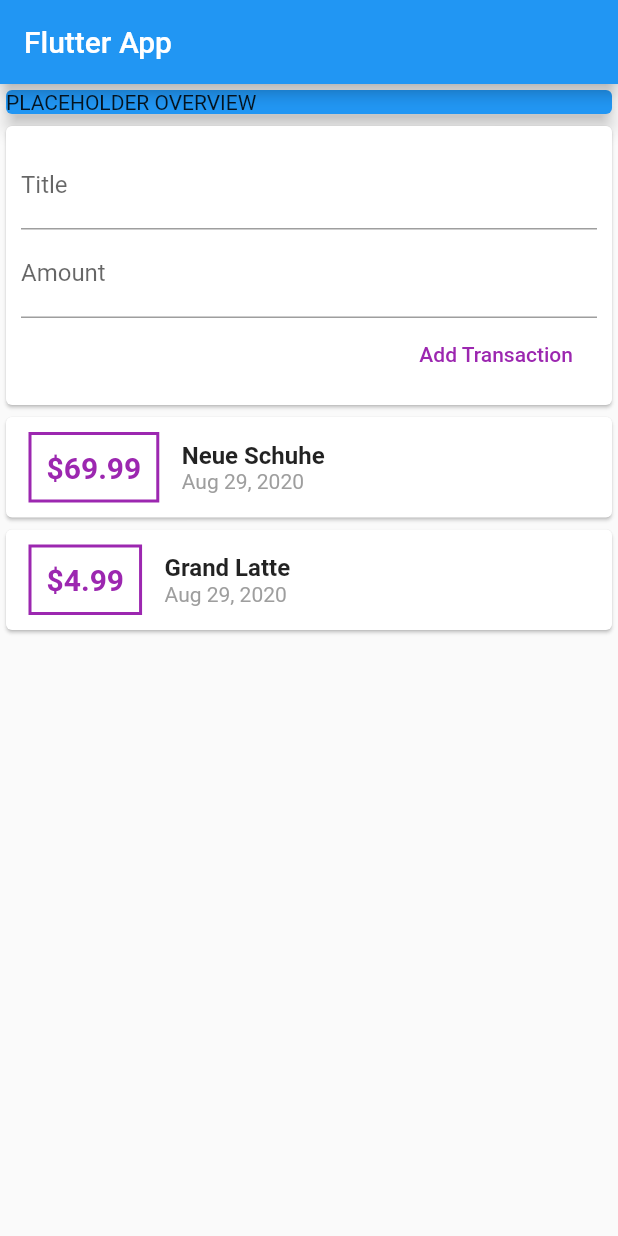
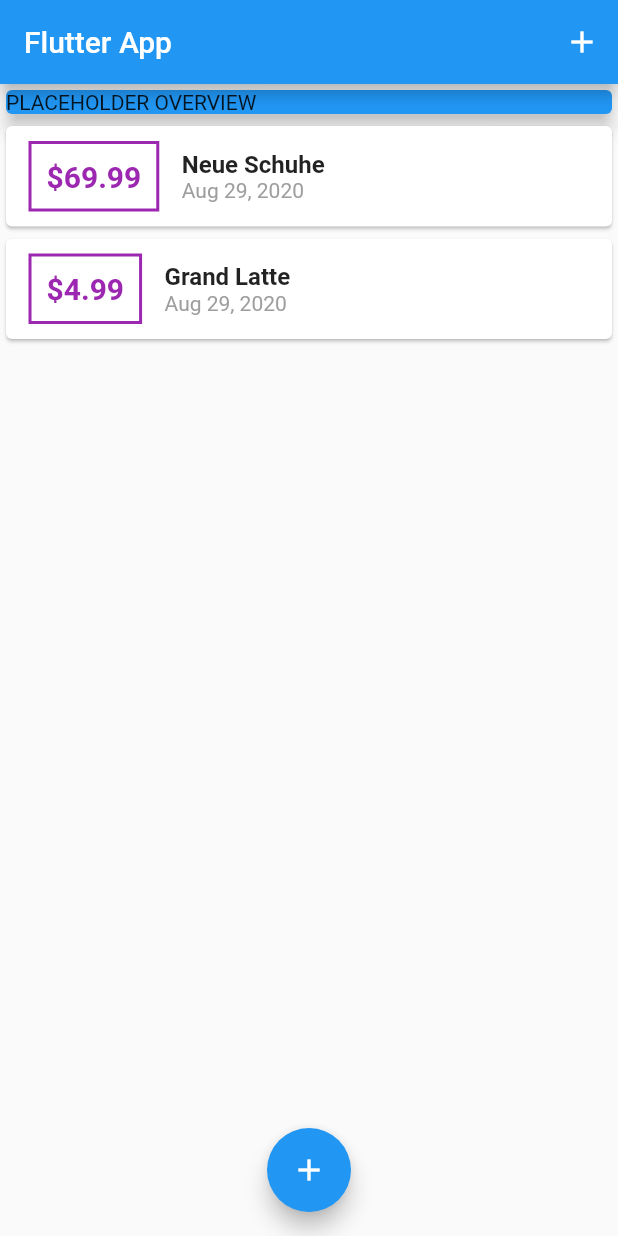
Before and after one commit to GianRathgeb/ExpensePlanner, a Flutter app: the screen it shows after launch, on a phone screen of 412 x 824 dp. Run offline on Flutter 3.47's test engine with Material 2 defaults, Android fonts, the phone set to English and light mode, and no system bars.

Commit message:
Restructured code Add new Transaction changed to modal     - Only appears if one of two new ad buttons is pressed

```diff
--- a/lib/main.dart
+++ b/lib/main.dart
@@ -1,7 +1,7 @@
-import 'package:ExpensePlanner/widgets/user_transactions.dart';
 import 'package:flutter/material.dart';
 import './widgets/new_transactions.dart';
 import './widgets/transaction_list.dart';
+import './models/transaction.dart';
 
 void main() => runApp(MyApp());
 
@@ -15,12 +15,66 @@ class MyApp extends StatelessWidget {
   }
 }
 
-class MyHomePage extends StatelessWidget {
+class MyHomePage extends StatefulWidget {
+  @override
+  _MyHomePageState createState() => _MyHomePageState();
+}
+
+class _MyHomePageState extends State<MyHomePage> {
+  final List<Transaction> _userTransactions = [
+    Transaction(
+      id: 't1',
+      title: 'Neue Schuhe',
+      amount: 69.99,
+      date: DateTime.now(),
+    ),
+    Transaction(
+      id: 't2',
+      title: 'Grand Latte',
+      amount: 4.99,
+      date: DateTime.now(),
+    ),
+  ];
+
+  void _addNewTransaction(String txTitle, double txAmount) {
+    final newTx = Transaction(
+      title: txTitle,
+      amount: txAmount,
+      date: DateTime.now(),
+      id: DateTime.now().toString(),
+    );
+
+    setState(() {
+      _userTransactions.add(newTx);
+    });
+  }
+
+  void _startAddNewTransaction(BuildContext ctx) {
+    showModalBottomSheet(
+      context: ctx,
+      builder: (_) {
+        return GestureDetector(
+          onTap: () {},
+          child: NewTransaction(_addNewTransaction),
+          behavior: HitTestBehavior.opaque,
+        );
+      },
+    );
+  }
+
   @override
   Widget build(BuildContext context) {
     return Scaffold(
       appBar: AppBar(
         title: Text('Flutter App'),
+        actions: <Widget>[
+          IconButton(
+            icon: Icon(
+              Icons.add,
+            ),
+            onPressed: () => _startAddNewTransaction(context),
+          ),
+        ],
       ),
       body: SingleChildScrollView(
         child: Column(
@@ -35,9 +89,14 @@ class MyHomePage extends StatelessWidget {
                 child: Text("PLACEHOLDER OVERVIEW"),
               ),
             ),
-            UserTransaction(),
+            TransactionList(_userTransactions),
           ],
         ),
+      ),
+      floatingActionButtonLocation: FloatingActionButtonLocation.centerFloat,
+      floatingActionButton: FloatingActionButton(
+        child: Icon(Icons.add),
+        onPressed: () => _startAddNewTransaction(context),
       ),
     );
   }
--- a/lib/widgets/user_transactions.dart
+++ /dev/null
@@ -1,48 +0,0 @@
-import 'package:flutter/material.dart';
-import './transaction_list.dart';
-import './new_transactions.dart';
-import '../models/transaction.dart';
-
-class UserTransaction extends StatefulWidget {
-  @override
-  _UserTransactionState createState() => _UserTransactionState();
-}
-
-class _UserTransactionState extends State<UserTransaction> {
-  final List<Transaction> _userTransaction = [
-    Transaction(
-      id: 't1',
-      title: 'Neue Schuhe',
-      amount: 69.99,
-      date: DateTime.now(),
-    ),
-    Transaction(
-      id: 't2',
-      title: 'Grand Latte',
-      amount: 4.99,
-      date: DateTime.now(),
-    ),
-  ];
-
-  void _addNewTransaction(String txTitle, double txAmount) {
-    final newTx = Transaction(
-      title: txTitle,
-      amount: txAmount,
-      date: DateTime.now(),
-      id: DateTime.now().toString(),
-    );
-    setState(() {
-      _userTransaction.add(newTx);
-    });
-  }
-
-  @override
-  Widget build(BuildContext context) {
-    return Column(
-      children: <Widget>[
-        NewTransaction(_addNewTransaction),
-        TransactionList(_userTransaction),
-      ],
-    );
-  }
-}
```
